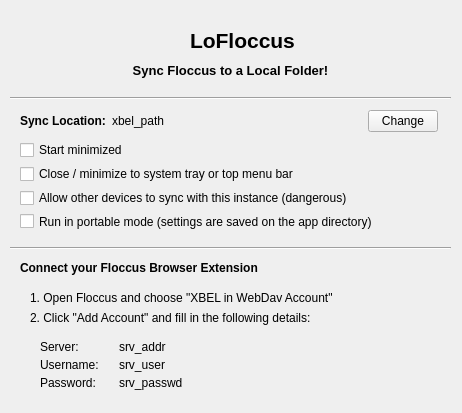
Old version of the form LoFloccus/lofloccus.ui in the repository TCB13/LoFloccus.
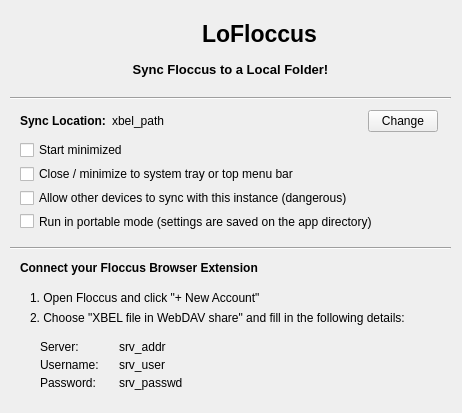
New version of the form. Icons and pictures are not drawn.

Commit message: Update copy; macOS UI Fixes

The edit to the form file:
```diff
--- a/LoFloccus/lofloccus.ui
+++ b/LoFloccus/lofloccus.ui
@@ -27,30 +27,6 @@
    <locale language="English" country="UnitedStates"/>
   </property>
   <widget class="QWidget" name="centralwidget">
-   <widget class="QLabel" name="logo">
-    <property name="geometry">
-     <rect>
-      <x>130</x>
-      <y>20</y>
-      <width>51</width>
-      <height>41</height>
-     </rect>
-    </property>
-    <property name="font">
-     <font>
-      <family>Arial</family>
-     </font>
-    </property>
-    <property name="text">
-     <string/>
-    </property>
-    <property name="pixmap">
-     <pixmap resource="resources.qrc">:/assets/logo.png</pixmap>
-    </property>
-    <property name="alignment">
-     <set>Qt::AlignLeading|Qt::AlignLeft|Qt::AlignVCenter</set>
-    </property>
-   </widget>
    <widget class="QLabel" name="connect_label">
     <property name="geometry">
      <rect>
@@ -70,52 +46,6 @@
      <string>Connect your Floccus Browser Extension</string>
     </property>
    </widget>
-   <widget class="QLabel" name="description_label">
-    <property name="geometry">
-     <rect>
-      <x>0</x>
-      <y>60</y>
-      <width>461</width>
-      <height>21</height>
-     </rect>
-    </property>
-    <property name="font">
-     <font>
-      <pointsize>10</pointsize>
-      <weight>75</weight>
-      <bold>true</bold>
-     </font>
-    </property>
-    <property name="text">
-     <string>Sync Floccus to a Local Folder!</string>
-    </property>
-    <property name="alignment">
-     <set>Qt::AlignCenter</set>
-    </property>
-   </widget>
-   <widget class="QLabel" name="logo_label">
-    <property name="geometry">
-     <rect>
-      <x>190</x>
-      <y>20</y>
-      <width>141</width>
-      <height>41</height>
-     </rect>
-    </property>
-    <property name="font">
-     <font>
-      <pointsize>16</pointsize>
-      <weight>75</weight>
-      <bold>true</bold>
-     </font>
-    </property>
-    <property name="text">
-     <string>LoFloccus</string>
-    </property>
-    <property name="alignment">
-     <set>Qt::AlignLeading|Qt::AlignLeft|Qt::AlignVCenter</set>
-    </property>
-   </widget>
    <widget class="Line" name="line">
     <property name="geometry">
      <rect>
@@ -188,14 +118,14 @@
      <item>
       <widget class="QLabel" name="label">
        <property name="text">
-        <string>1. Open Floccus and choose &quot;XBEL in WebDav Account&quot;</string>
+        <string>1. Open Floccus and click &quot;+ New Account&quot;</string>
        </property>
       </widget>
      </item>
      <item>
       <widget class="QLabel" name="label_2">
        <property name="text">
-        <string>2. Click &quot;Add Account&quot; and fill in the following details:</string>
+        <string>2. Choose &quot;XBEL file in WebDAV share&quot; and fill in the following details:</string>
        </property>
       </widget>
      </item>
@@ -413,6 +343,115 @@
      <enum>Qt::Horizontal</enum>
     </property>
    </widget>
+   <widget class="QWidget" name="verticalLayoutWidget_3">
+    <property name="geometry">
+     <rect>
+      <x>0</x>
+      <y>10</y>
+      <width>461</width>
+      <height>71</height>
+     </rect>
+    </property>
+    <layout class="QVBoxLayout" name="verticalLayout_3">
+     <property name="spacing">
+      <number>0</number>
+     </property>
+     <item>
+      <layout class="QHBoxLayout" name="horizontalLayout_3">
+       <property name="spacing">
+        <number>10</number>
+       </property>
+       <item>
+        <spacer name="horizontalSpacer">
+         <property name="orientation">
+          <enum>Qt::Horizontal</enum>
+         </property>
+         <property name="sizeHint" stdset="0">
+          <size>
+           <width>20</width>
+           <height>20</height>
+          </size>
+         </property>
+        </spacer>
+       </item>
+       <item>
+        <widget class="QLabel" name="logo">
+         <property name="minimumSize">
+          <size>
+           <width>48</width>
+           <height>48</height>
+          </size>
+         </property>
+         <property name="font">
+          <font>
+           <family>Arial</family>
+          </font>
+         </property>
+         <property name="text">
+          <string/>
+         </property>
+         <property name="pixmap">
+          <pixmap resource="resources.qrc">:/assets/logo.png</pixmap>
+         </property>
+         <property name="alignment">
+          <set>Qt::AlignLeading|Qt::AlignLeft|Qt::AlignVCenter</set>
+         </property>
+         <property name="margin">
+          <number>0</number>
+         </property>
+        </widget>
+       </item>
+       <item>
+        <widget class="QLabel" name="logo_label">
+         <property name="font">
+          <font>
+           <pointsize>17</pointsize>
+           <weight>75</weight>
+           <bold>true</bold>
+          </font>
+         </property>
+         <property name="text">
+          <string>LoFloccus</string>
+         </property>
+         <property name="alignment">
+          <set>Qt::AlignLeading|Qt::AlignLeft|Qt::AlignVCenter</set>
+         </property>
+        </widget>
+       </item>
+       <item>
+        <spacer name="horizontalSpacer_2">
+         <property name="orientation">
+          <enum>Qt::Horizontal</enum>
+         </property>
+         <property name="sizeHint" stdset="0">
+          <size>
+           <width>40</width>
+           <height>20</height>
+          </size>
+         </property>
+        </spacer>
+       </item>
+      </layout>
+     </item>
+     <item>
+      <widget class="QLabel" name="description_label">
+       <property name="font">
+        <font>
+         <pointsize>10</pointsize>
+         <weight>75</weight>
+         <bold>true</bold>
+        </font>
+       </property>
+       <property name="text">
+        <string>Sync Floccus to a Local Folder!</string>
+       </property>
+       <property name="alignment">
+        <set>Qt::AlignCenter</set>
+       </property>
+      </widget>
+     </item>
+    </layout>
+   </widget>
   </widget>
   <widget class="QMenuBar" name="menubar">
    <property name="geometry">
```
The commit also changes 5 other files.
